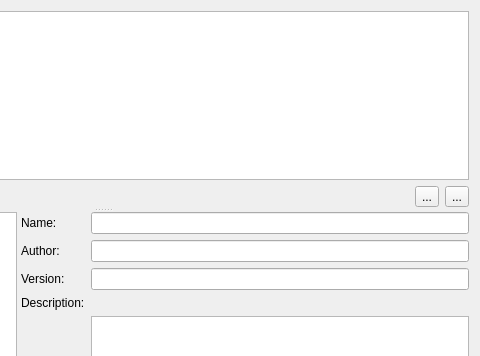
Before: the Qt Designer form ressources/repository.ui in pathmann/pyTSon, drawn with Qt 5; both pictures show x 275 to 755 and y 0 to 356 of the 755 by 539 pixel window.
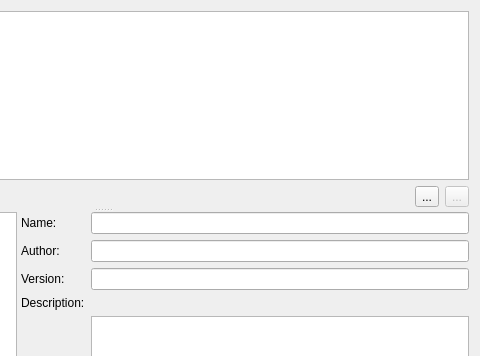
After: the same form once the commit is applied. Icons and pictures are not drawn.

Commit message: added icons where possible

What changed in the file:
```diff
--- a/ressources/repository.ui
+++ b/ressources/repository.ui
@@ -67,7 +67,7 @@
          <item>
           <widget class="QToolButton" name="deleteButton">
            <property name="enabled">
-            <bool>true</bool>
+            <bool>false</bool>
            </property>
            <property name="text">
             <string>...</string>
```
Left out of the diff: 19 changed lines with no effect on the pictures.
